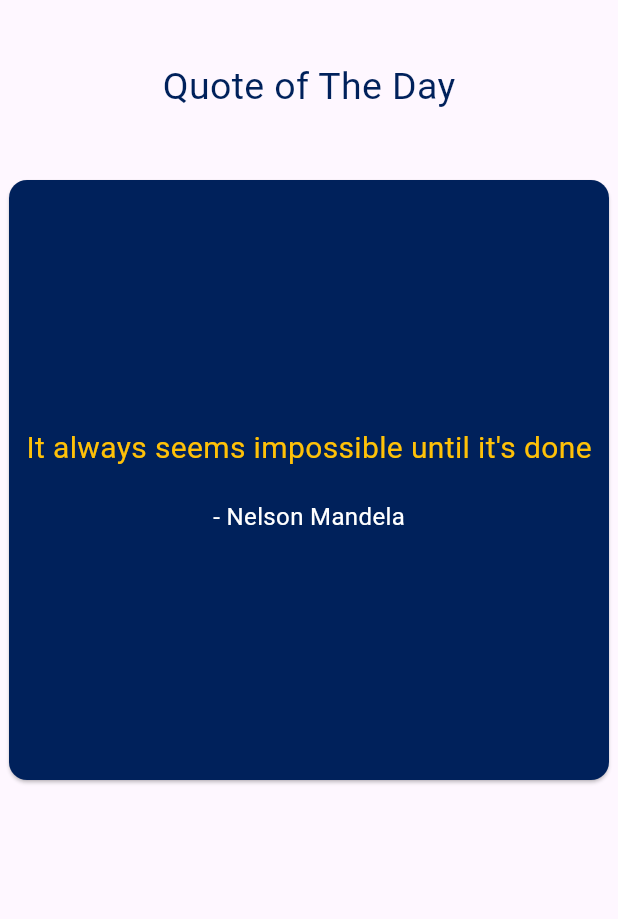
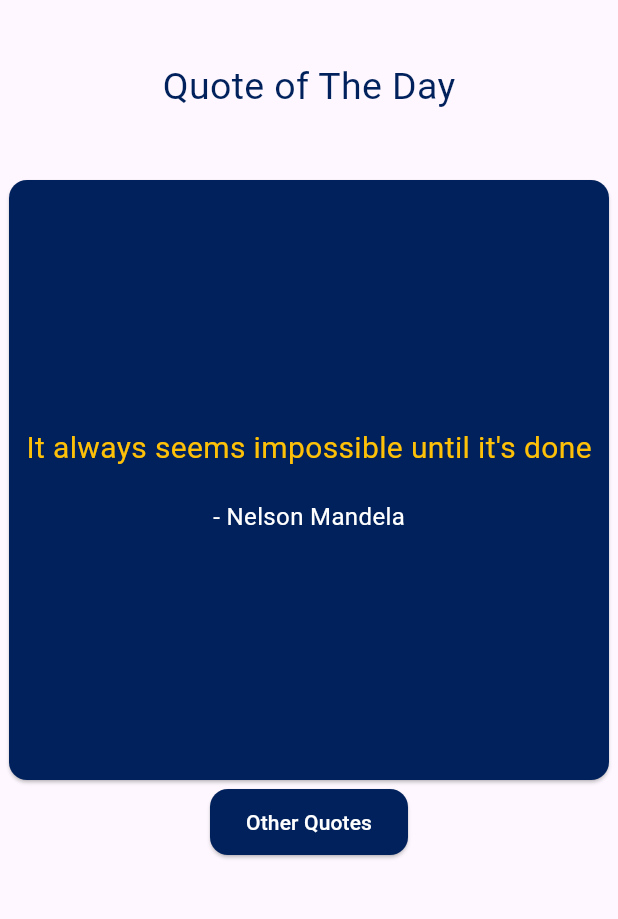
Before and after one commit to fthaaether/daily_quotes, a Flutter app: the screen it shows after launch, on a phone screen of 412 x 824 dp, the part 84-1003 px from its top. Run offline on Flutter 3.47's test engine with Material 3 defaults, Android fonts, the phone set to English and light mode, and no system bars.

Commit message:
add : button

```diff
--- a/lib/main.dart
+++ b/lib/main.dart
@@ -53,6 +53,21 @@ class MainApp extends StatelessWidget {
                   ),
                 ),
               ),
+              ElevatedButton(
+                style: ElevatedButton.styleFrom(
+                  backgroundColor: Color.fromARGB(255, 0, 33, 91),
+                  foregroundColor: Colors.white,
+                  padding: EdgeInsets.symmetric(horizontal: 24, vertical: 12),
+                  shape: RoundedRectangleBorder(
+                    borderRadius: BorderRadius.circular(12),
+                  ),
+                ),
+                onPressed: () {
+
+                },
+                child: Text('Other Quotes'),
+              ),
+
               // Container(
               //   margin: EdgeInsets.all(20),
               //   child: Center(
```
